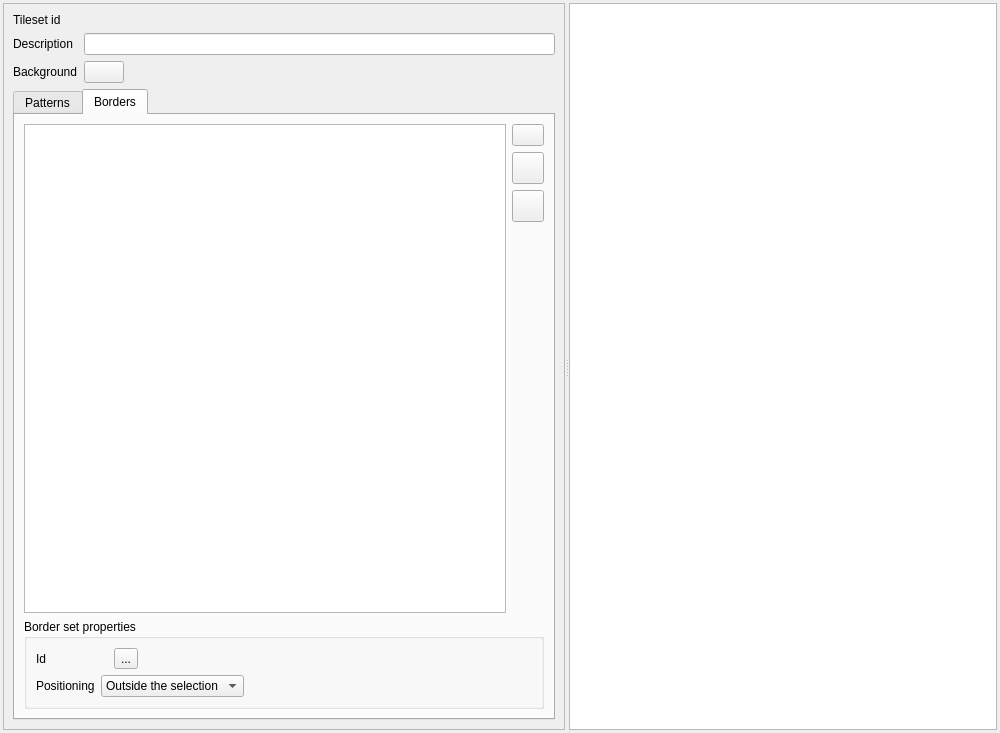
First picture: the form in src/widgets/tileset_editor.ui, repository Kangie/solarus, before the edit.
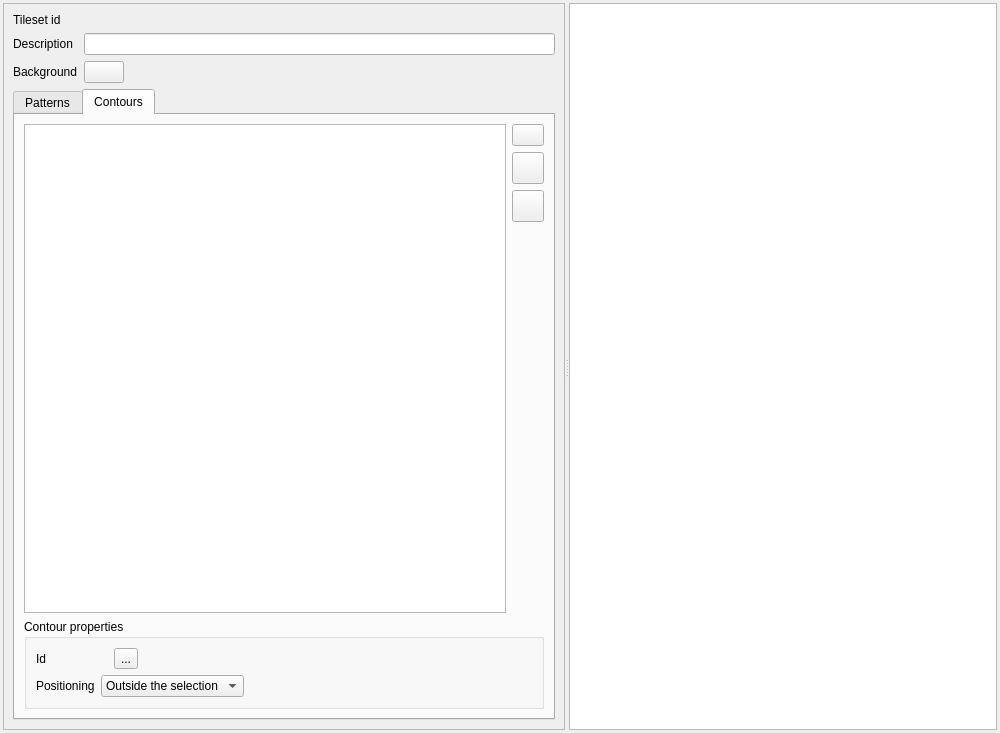
Second picture: the form after the edit. The open tabs and pages were chosen to show the change. Icons and pictures are not drawn. Custom widgets are drawn as their Qt base class.

Commit message: Rename border set to contour in UI

Patch:
```diff
--- a/src/widgets/tileset_editor.ui
+++ b/src/widgets/tileset_editor.ui
@@ -416,7 +416,7 @@
           </widget>
           <widget class="QWidget" name="border_sets_view">
            <attribute name="title">
-            <string>Borders</string>
+            <string>Contours</string>
            </attribute>
            <layout class="QVBoxLayout" name="verticalLayout_3">
             <property name="leftMargin">
@@ -563,7 +563,7 @@
             <item>
              <widget class="QGroupBox" name="border_set_properties_group_box">
               <property name="title">
-               <string>Border set properties</string>
+               <string>Contour properties</string>
               </property>
               <layout class="QFormLayout" name="formLayout_3">
                <item row="0" column="0">
```
Left out of the diff: 3 changed lines with no effect on the pictures. The commit also changes 7 other files.
